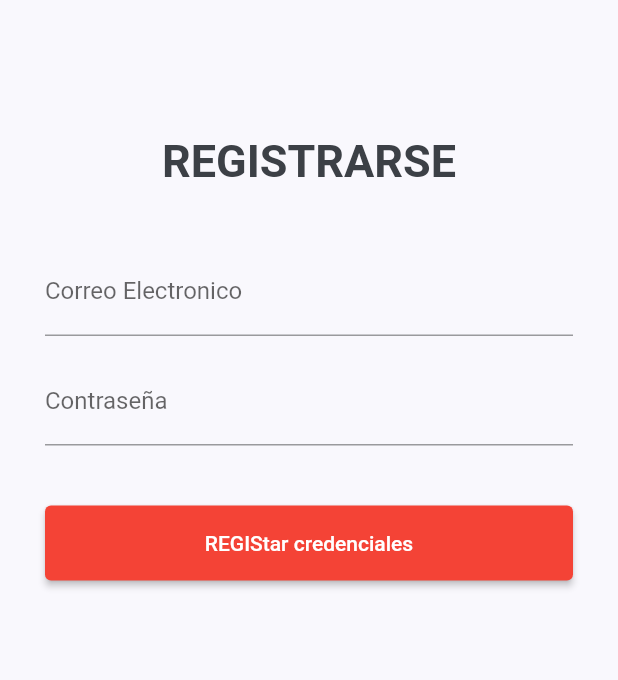
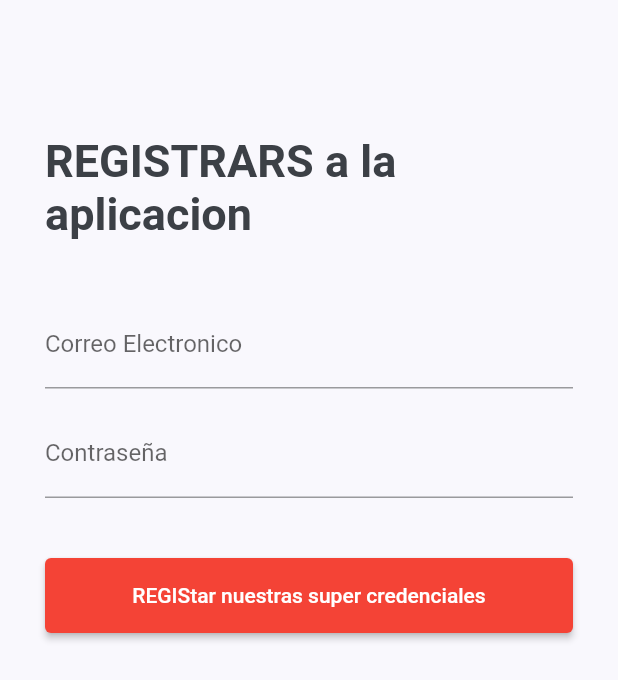
Before and after one commit to reynaldo57/partido_republicano_peruano, a Flutter app: the screen it shows after launch, after a tap on "Registrar", on a phone screen of 412 x 824 dp. Shown: the top 680 px of the screen. Run offline on Flutter 3.47's test engine with Material 2 defaults, Android fonts, the phone set to English and light mode, and no system bars; our stand-ins replace cloud_firestore, firebase_auth, firebase_core, firebase_storage, flutter_svg, image_picker and 1 more; accounts and stored records are empty; network calls fail.

Commit message:
second commit

```diff
--- a/lib/screens/admin/login_admin_page.dart
+++ b/lib/screens/admin/login_admin_page.dart
@@ -73,7 +73,7 @@ class _LoginAdminPageState extends State<LoginAdminPage> {
                       height: 60.0,
                     ),
                     Text(
-                      "Iniciar sesion",
+                      "Iniciar una sesion",
                       style: TextStyle(
                           fontSize: 30.0,
                           fontWeight: FontWeight.bold
--- a/lib/screens/admin/register_admin_page.dart
+++ b/lib/screens/admin/register_admin_page.dart
@@ -65,7 +65,7 @@ class _RegisterAdminPageState extends State<RegisterAdminPage> {
                       height: 60.0,
                     ),
                     Text(
-                      "REGISTRARSE",
+                      "REGISTRARS a la aplicacion ",
                       style: TextStyle(
                           fontSize: 30.0,
                           fontWeight: FontWeight.bold
@@ -119,7 +119,7 @@ class _RegisterAdminPageState extends State<RegisterAdminPage> {
                           registerUuser();
                         },
                         child: Text(
-                          "REGIStar credenciales",
+                          "REGIStar nuestras super credenciales",
                         ),
                       ),
                     ),
```
